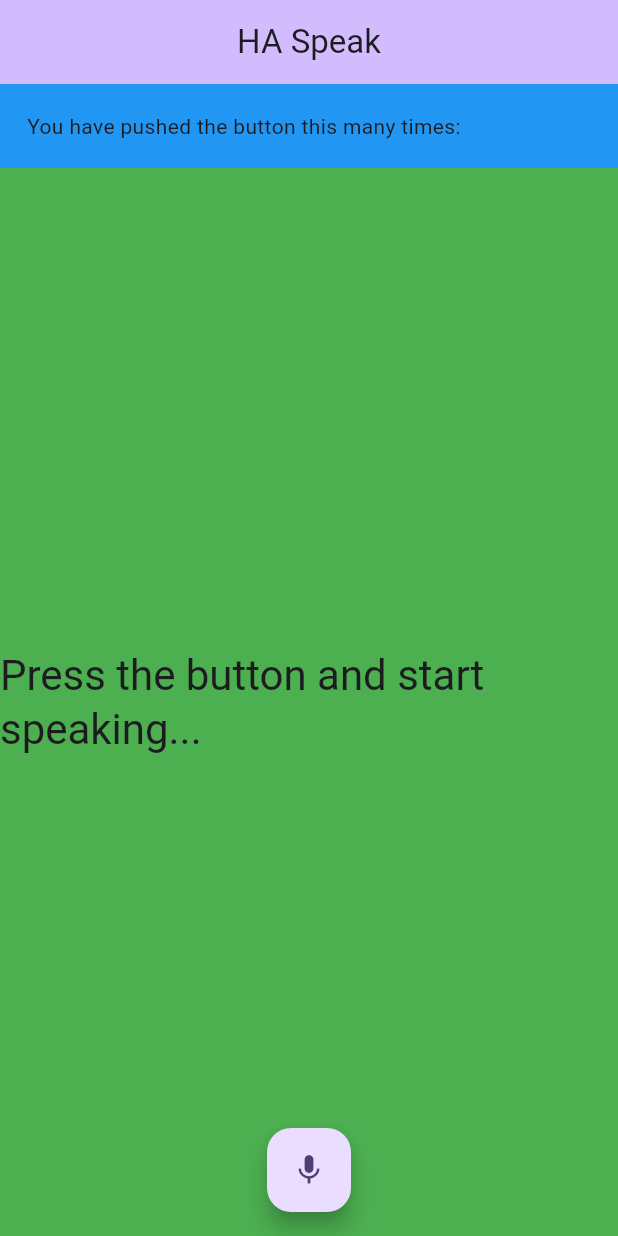
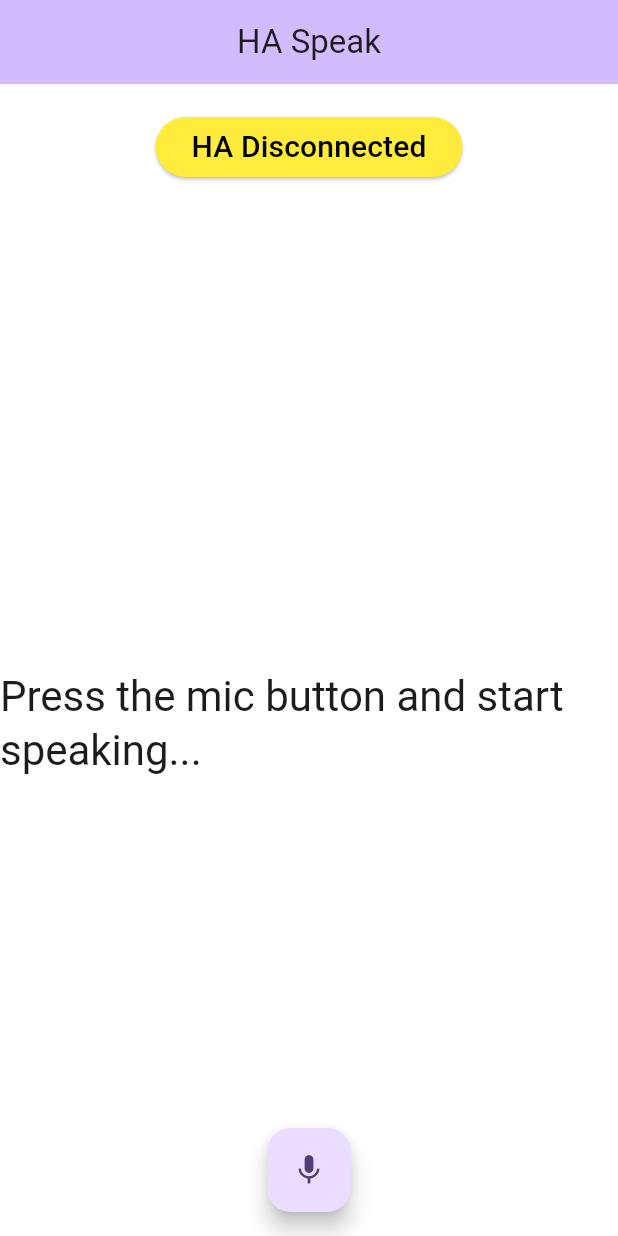
Before and after one commit to raspberrypisig/ha_assist, a Flutter app: the screen it shows after launch, after a tap on the "mic none" icon, on a phone screen of 412 x 824 dp. Run offline on Flutter 3.47's test engine with Material 2 defaults, Android fonts, the phone set to English and light mode, and no system bars; our stand-ins replace flutter_bloc, go_router, speech_to_text; missing offline and left inert: bonsoir.

```diff
--- /dev/null
+++ b/lib/blocs.dart
@@ -0,0 +1,15 @@
+import 'dart:async';
+
+import 'package:flutter_bloc/flutter_bloc.dart';
+import 'package:ha_assist/models.dart';
+
+class HAConnectionBloc extends Bloc<ConnectionStatusEvent, HAConnectionState> {
+  HAConnectionBloc(super.initialState) {
+    on<ConnectionStatusEvent>(_onConnectionStatus);
+  }
+
+  FutureOr<void> _onConnectionStatus(
+      ConnectionStatusEvent event, Emitter<HAConnectionState> emit) {
+    emit(HADisconnectedState());
+  }
+}
--- a/lib/main.dart
+++ b/lib/main.dart
@@ -1,7 +1,11 @@
 import 'package:flutter/material.dart';
+import 'package:flutter_bloc/flutter_bloc.dart';
 import 'package:go_router/go_router.dart';
 import 'package:speech_to_text/speech_recognition_error.dart';
 import 'package:speech_to_text/speech_to_text.dart';
+
+import 'blocs.dart';
+import 'models.dart';
 
 const appTitle = "HA Speak";
 
@@ -17,7 +21,14 @@ final _router = GoRouter(
 
 Future<void> main() async {
   WidgetsFlutterBinding.ensureInitialized();
-  runApp(const MyApp());
+  runApp(MultiBlocProvider(
+    providers: [
+      BlocProvider(
+          create: (_) => HAConnectionBloc(HADisconnectedState())
+            ..add(ConnectionStatusEvent())),
+    ],
+    child: const MyApp(),
+  ));
 }
 
 class MyApp extends StatelessWidget {
@@ -87,7 +98,7 @@ class _MyHomePageState extends State<MyHomePage> {
   late SpeechToText _speech;
   late bool _isListening = false;
   //late BonsoirDiscovery _mdnsService;
-  String _text = 'Press the button and start speaking...';
+  String _text = 'Press the mic button and start speaking...';
 
   @override
   void initState() {
@@ -145,7 +156,7 @@ class _MyHomePageState extends State<MyHomePage> {
         title: Center(child: Text(widget.title)),
       ),
       body: Container(
-        color: Colors.blue,
+        color: Colors.white,
         // Center is a layout widget. It takes a single child and positions it
         // in the middle of the parent.
         child: Column(
@@ -165,16 +176,41 @@ class _MyHomePageState extends State<MyHomePage> {
           mainAxisAlignment: MainAxisAlignment.start,
           crossAxisAlignment: CrossAxisAlignment.stretch,
           children: <Widget>[
-            const Padding(
-              padding: EdgeInsets.all(18.0),
-              child: Text(
-                'You have pushed the button this many times:',
+            Padding(
+              padding: const EdgeInsets.all(18.0),
+              child: BlocBuilder<HAConnectionBloc, HAConnectionState>(
+                builder: (context, state) {
+                  if (state is HADisconnectedState) {
+                    return Row(
+                      mainAxisAlignment: MainAxisAlignment.center,
+                      children: [
+                        ElevatedButton(
+                          style: ElevatedButton.styleFrom(
+                            backgroundColor: Colors.yellow,
+                            foregroundColor: Colors.black,
+                          ),
+                          onPressed: () {},
+                          child: const Text(
+                            'HA Disconnected',
+                            style: TextStyle(
+                              fontSize: 20.0,
+                            ),
+                          ),
+                        ),
+                      ],
+                    );
+                  } else {
+                    return const Text(
+                      'HA Connected',
+                    );
+                  }
+                },
               ),
             ),
             Expanded(
               child: DecoratedBox(
                 decoration: const BoxDecoration(
-                  color: Colors.green,
+                  color: Colors.white,
                 ),
                 child: Center(
                   child: Text(
--- /dev/null
+++ b/lib/models.dart
@@ -0,0 +1,25 @@
+import 'package:bonsoir/bonsoir.dart';
+//import 'package:equatable/equatable.dart';
+
+//-- Home Assistant connected status --
+
+//EVENTS
+class ConnectionStatusEvent {}
+
+//STATE
+
+sealed class HAConnectionState {}
+
+final class HADisconnectedState extends HAConnectionState {}
+
+final class HAConnectedState extends HAConnectionState {
+  List<ResolvedBonsoirService> haInstances = [];
+
+  void addService(ResolvedBonsoirService service) {
+    haInstances.add(service);
+  }
+
+  void removeService(ResolvedBonsoirService service) {
+    haInstances.remove(service);
+  }
+}
--- a/pubspec.yaml
+++ b/pubspec.yaml
@@ -43,6 +43,7 @@ dependencies:
   #multicast_dns: ^0.3.2+3
   bonsoir: ^2.2.0+1
   flutter_native_splash: ^2.3.1
+  equatable: ^2.0.5
 
 dev_dependencies:
   flutter_test:
```
Also changed, not shown: assets/images/homeassistant.png (added), pubspec.lock.
